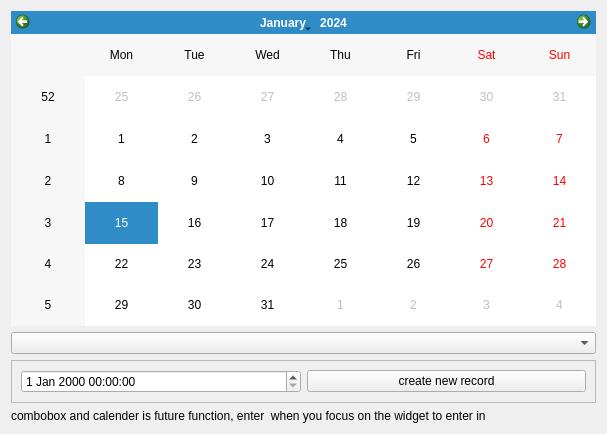
First picture: the form in QtUI/views/rawUI/rawDateSelectionFrame.ui, repository 67-68/Time-Integrator, before the edit.
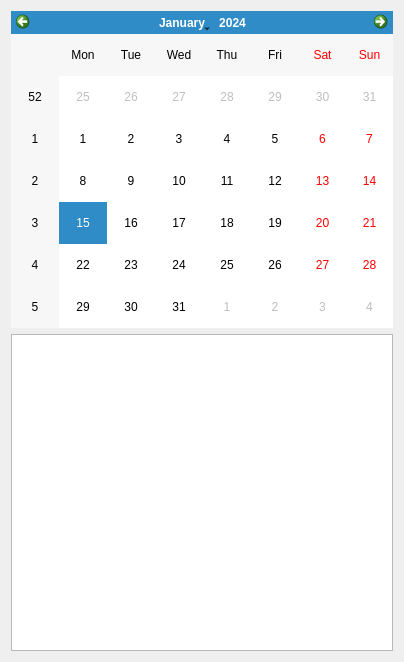
Second picture: the form after the edit.

What changed in the file:
```diff
--- a/QtUI/views/rawUI/rawDateSelectionFrame.ui
+++ b/QtUI/views/rawUI/rawDateSelectionFrame.ui
@@ -6,8 +6,8 @@
    <rect>
     <x>0</x>
     <y>0</y>
-    <width>607</width>
-    <height>434</height>
+    <width>404</width>
+    <height>662</height>
    </rect>
   </property>
   <property name="sizePolicy">
@@ -24,36 +24,7 @@
     <widget class="QCalendarWidget" name="calendarWidget"/>
    </item>
    <item>
-    <widget class="QComboBox" name="comboBox"/>
-   </item>
-   <item>
-    <widget class="QFrame" name="dateEditFrame">
-     <property name="frameShape">
-      <enum>QFrame::Shape::StyledPanel</enum>
-     </property>
-     <property name="frameShadow">
-      <enum>QFrame::Shadow::Raised</enum>
-     </property>
-     <layout class="QHBoxLayout" name="horizontalLayout">
-      <item>
-       <widget class="QDateTimeEdit" name="dateTimeEdit"/>
-      </item>
-      <item>
-       <widget class="QPushButton" name="newRecordButton">
-        <property name="text">
-         <string>create new record</string>
-        </property>
-       </widget>
-      </item>
-     </layout>
-    </widget>
-   </item>
-   <item>
-    <widget class="QLabel" name="label">
-     <property name="text">
-      <string>combobox and calender is future function, enter &lt;enter&gt; when you focus on the widget to enter in</string>
-     </property>
-    </widget>
+    <widget class="QListWidget" name="actionUnitList"/>
    </item>
   </layout>
  </widget>
```
Left out of the diff: 2 changed lines with no effect on the pictures.
